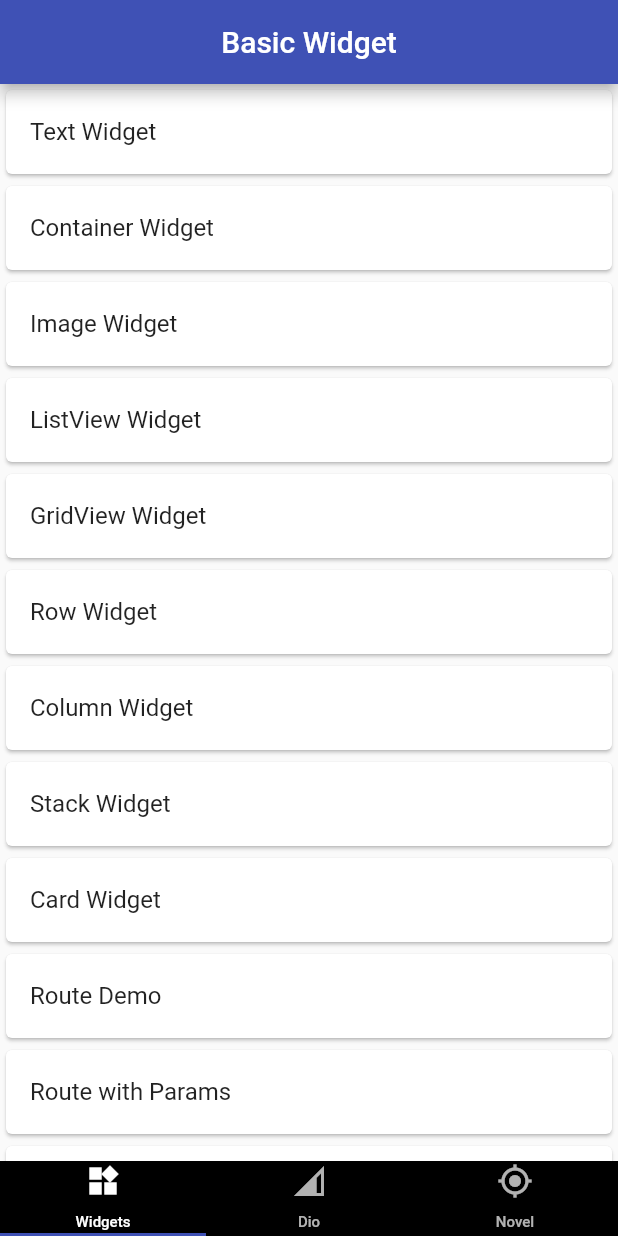
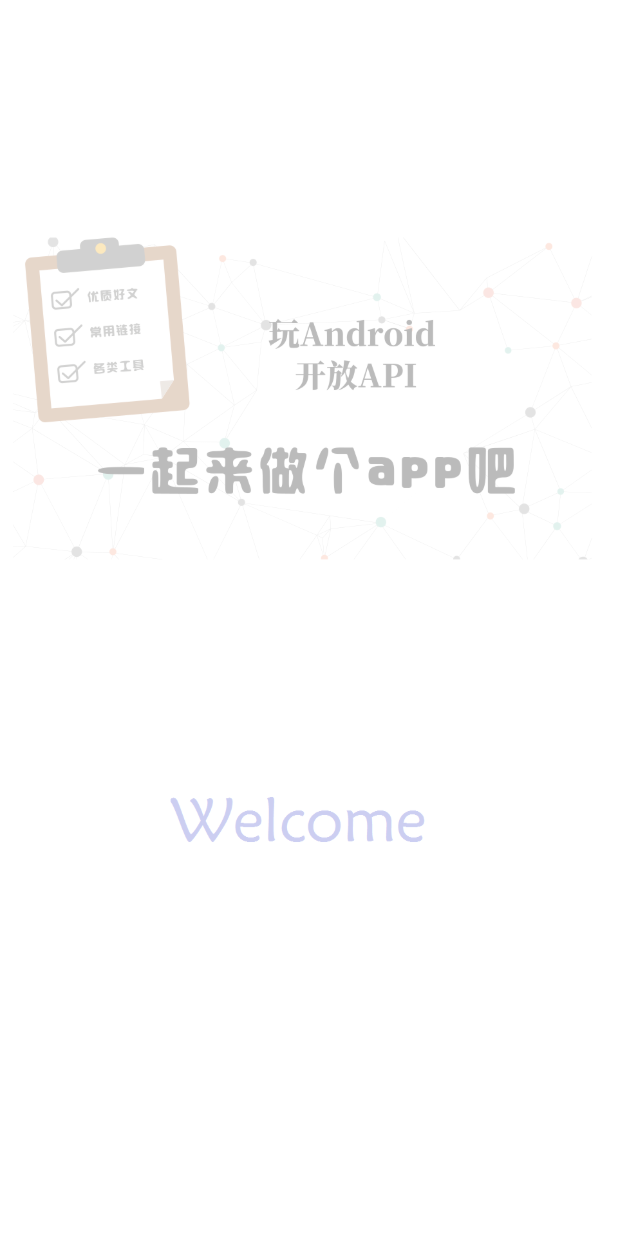
Before and after one commit to icookingcode/flutter_basic, a Flutter app: the first screen one second after launch, on a phone screen of 412 x 824 dp. Run offline on Flutter 3.47's test engine with Material 2 defaults, Android fonts, the phone set to English and light mode, and no system bars; our stand-ins replace date_format, dio, shared_preferences; missing offline and left inert: flutter_webview_plugin.

Commit message:
添加SplashPage(闪屏页)

```diff
--- /dev/null
+++ b/lib/common/utils.dart
@@ -0,0 +1,5 @@
+class Utils {
+  static String getImgPath(String name, {String format: 'png'}) {
+    return 'assets/images/$name.$format';
+  }
+}
--- a/lib/main.dart
+++ b/lib/main.dart
@@ -1,4 +1,5 @@
 import 'package:flutter/material.dart';
+import 'package:flutter_basic/pages/splash_page.dart';
 import 'package:flutter_localizations/flutter_localizations.dart';
 import 'demo/card_demo.dart';
 import 'demo/column_demo.dart';
@@ -37,7 +38,7 @@ class MyApp extends StatelessWidget {
         Locale('zh','CH'),
         Locale('en','US'),
       ],
-      home: MyHomePage(),
+      home: SplashPage(),
     );
   }
 }
--- /dev/null
+++ b/lib/pages/splash_page.dart
@@ -0,0 +1,37 @@
+import 'package:flutter/material.dart';
+import 'package:flutter_basic/common/utils.dart';
+
+import '../main.dart';
+class SplashPage extends StatefulWidget {
+  @override
+  _SplashPageState createState() => _SplashPageState();
+}
+
+class _SplashPageState extends State<SplashPage> with SingleTickerProviderStateMixin{
+  AnimationController _controller;
+  Animation _animation;
+  @override
+  void initState() {
+    super.initState();
+    _controller = AnimationController(vsync: this,duration: Duration(seconds: 3));
+    _animation = Tween(begin: 0,end: 1).animate(_controller);
+    _animation.addStatusListener((status){
+      if(AnimationStatus.completed == status){
+        Navigator.of(context).pushAndRemoveUntil(MaterialPageRoute(builder: (context){return MyHomePage();}), (route) => route==null);
+      }
+    });
+    _controller.forward();
+  }
+
+  @override
+  void dispose() {
+    _controller.dispose();
+    super.dispose();
+  }
+  @override
+  Widget build(BuildContext context) {
+    return Container(
+      child: FadeTransition(opacity: _controller,child: Image.asset(Utils.getImgPath('splash_bg'),fit: BoxFit.cover,),),
+    );
+  }
+}
--- a/pubspec.yaml
+++ b/pubspec.yaml
@@ -53,9 +53,8 @@ flutter:
   uses-material-design: true
 
   # To add assets to your application, add an assets section, like this:
-  # assets:
-  #  - images/a_dot_burr.jpeg
-  #  - images/a_dot_ham.jpeg
+  assets:
+   - assets/images/splash_bg.png
 
   # An image asset can refer to one or more resolution-specific "variants", see
   # https://flutter.dev/assets-and-images/#resolution-aware.
```
Also changed, not shown: assets/images/splash_bg.png (added), 1 other file.
